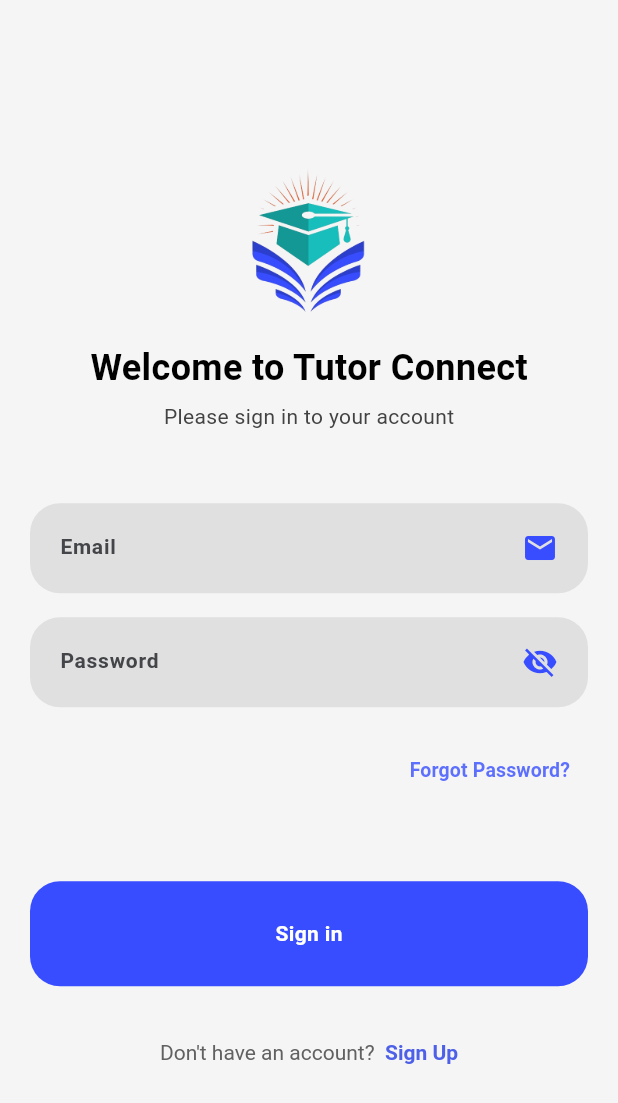
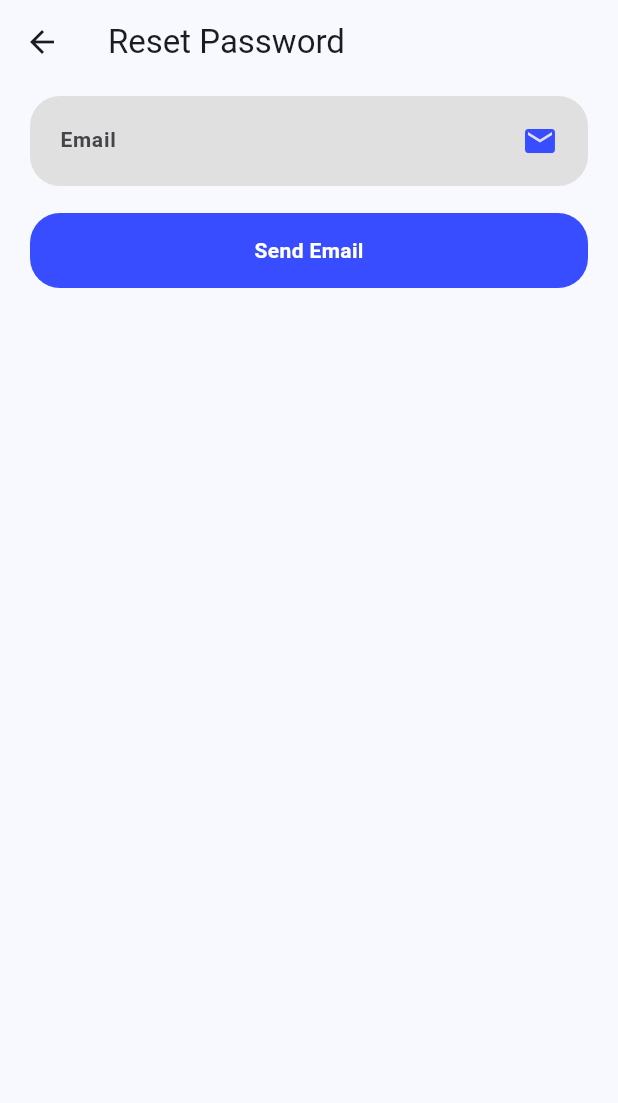
Before and after one commit to izhansamad/TutorConnectFYP, a Flutter app: the screen it shows after launch, after a tap on "Forgot Password?", on a phone screen of 412 x 824 dp. Shown: the top 1103 px of the screen. Run offline on Flutter 3.47's test engine with Material 3 defaults, Android fonts, the phone set to English and light mode, and no system bars; our stand-ins replace bottom_navy_bar, cloud_firestore, dots_indicator, file_picker, firebase_auth, firebase_core and 11 more; missing offline and left inert: flutter_cached_pdfview, flutter_stripe; accounts and stored records are empty.

Commit message:
forget password added | teacher availability set added

```diff
--- /dev/null
+++ b/lib/screens/ForgetPasswordScreen.dart
@@ -0,0 +1,210 @@
+import 'package:firebase_auth/firebase_auth.dart';
+import 'package:flutter/material.dart';
+
+import '../core/colors.dart';
+import '../core/text_style.dart';
+import '../widget/main_button.dart';
+
+class ForgetPasswordScreen extends StatefulWidget {
+  const ForgetPasswordScreen({Key? key}) : super(key: key);
+
+  @override
+  State<ForgetPasswordScreen> createState() => _ForgetPasswordScreenState();
+}
+
+class _ForgetPasswordScreenState extends State<ForgetPasswordScreen> {
+  TextEditingController emailController = TextEditingController();
+  TextEditingController otpController = TextEditingController();
+  TextEditingController newPasswordController = TextEditingController();
+  TextEditingController confirmPasswordController = TextEditingController();
+
+  String verificationId = '';
+
+  Future<void> sendEmail() async {
+    try {
+      await FirebaseAuth.instance.sendPasswordResetEmail(
+        email: emailController.text.trim(),
+      );
+      ScaffoldMessenger.of(context).showSnackBar(
+        SnackBar(
+          duration: Duration(seconds: 4),
+          content: Text(
+              "Password reset email sent successfully please reset using link"),
+        ),
+      );
+      Navigator.pop(context);
+    } catch (error) {
+      ScaffoldMessenger.of(context).showSnackBar(
+        SnackBar(
+          content: Text("Failed to send reset email: $error"),
+        ),
+      );
+    }
+  }
+
+  Future<void> resetPassword() async {
+    try {
+      await FirebaseAuth.instance.confirmPasswordReset(
+        code: otpController.text,
+        newPassword: newPasswordController.text,
+      );
+      ScaffoldMessenger.of(context).showSnackBar(
+        SnackBar(
+          content: Text("Password reset successful"),
+        ),
+      );
+    } catch (error) {
+      ScaffoldMessenger.of(context).showSnackBar(
+        SnackBar(
+          content: Text("Failed to reset password: $error"),
+        ),
+      );
+    }
+  }
+
+  @override
+  Widget build(BuildContext context) {
+    return Scaffold(
+      appBar: AppBar(
+        title: Text("Reset Password"),
+      ),
+      body: SingleChildScrollView(
+        child: Column(
+          children: [
+            Padding(
+              padding: const EdgeInsets.symmetric(
+                horizontal: 20.0,
+                vertical: 8.0,
+              ),
+              child: Container(
+                height: 60.0,
+                padding: EdgeInsets.only(left: 20.0, right: 20),
+                decoration: BoxDecoration(
+                  color: Colors.grey.shade300,
+                  borderRadius: BorderRadius.circular(20.0),
+                ),
+                child: Row(
+                  mainAxisAlignment: MainAxisAlignment.spaceBetween,
+                  children: [
+                    SizedBox(
+                      width: MediaQuery.of(context).size.width - 105,
+                      child: TextFormField(
+                        controller: emailController,
+                        textAlignVertical: TextAlignVertical.center,
+                        validator: null,
+                        decoration: InputDecoration(
+                          helperText: ' ',
+                          contentPadding: EdgeInsets.only(bottom: 3),
+                          border: InputBorder.none,
+                          hintText: "Email",
+                          hintStyle: hintStyle,
+                        ),
+                        style: TextStyle(
+                          fontSize: 15,
+                          fontWeight: FontWeight.w500,
+                        ),
+                      ),
+                    ),
+                    Icon(
+                      Icons.email,
+                      color: primaryColor,
+                    ),
+                  ],
+                ),
+              ),
+            ),
+            SizedBox(height: 10),
+            SizedBox(
+              height: 50,
+              child: MainButton(
+                onTap: () async {
+                  if (emailController.text.isNotEmpty) {
+                    await sendEmail();
+                  } else {
+                    ScaffoldMessenger.of(context).showSnackBar(
+                      SnackBar(
+                        content: Text("Email is required"),
+                      ),
+                    );
+                  }
+                },
+                text: 'Send Email',
+                btnColor: primaryColor,
+              ),
+            ),
+            // Padding(
+            //   padding: const EdgeInsets.symmetric(
+            //     horizontal: 20.0,
+            //     vertical: 8.0,
+            //   ),
+            //   child: TextFormField(
+            //     controller: otpController,
+            //     textAlignVertical: TextAlignVertical.center,
+            //     decoration: InputDecoration(
+            //       labelText: 'Enter OTP',
+            //       hintText: 'Enter the OTP received in your email',
+            //     ),
+            //   ),
+            // ),
+            // Padding(
+            //   padding: const EdgeInsets.symmetric(
+            //     horizontal: 20.0,
+            //     vertical: 8.0,
+            //   ),
+            //   child: TextFormField(
+            //     controller: newPasswordController,
+            //     obscureText: true,
+            //     textAlignVertical: TextAlignVertical.center,
+            //     decoration: InputDecoration(
+            //       labelText: 'New Password',
+            //       hintText: 'Enter your new password',
+            //     ),
+            //   ),
+            // ),
+            // Padding(
+            //   padding: const EdgeInsets.symmetric(
+            //     horizontal: 20.0,
+            //     vertical: 8.0,
+            //   ),
+            //   child: TextFormField(
+            //     controller: confirmPasswordController,
+            //     obscureText: true,
+            //     textAlignVertical: TextAlignVertical.center,
+            //     decoration: InputDecoration(
+            //       labelText: 'Confirm New Password',
+            //       hintText: 'Re-enter your new password',
+            //     ),
+            //   ),
+            // ),
+            // MainButton(
+            //   onTap: () async {
+            //     if (otpController.text.isNotEmpty &&
+            //         newPasswordController.text.isNotEmpty &&
+            //         confirmPasswordController.text.isNotEmpty) {
+            //       if (newPasswordController.text ==
+            //           confirmPasswordController.text) {
+            //         await resetPassword();
+            //       } else {
+            //         ScaffoldMessenger.of(context).showSnackBar(
+            //           SnackBar(
+            //             content: Text("Passwords do not match"),
+            //           ),
+            //         );
+            //       }
+            //     } else {
+            //       ScaffoldMessenger.of(context).showSnackBar(
+            //         SnackBar(
+            //           content: Text("All fields are required"),
+            //         ),
+            //       );
+            //     }
+            //   },
+            //   text: 'Reset Password',
+            //   btnColor: primaryColor,
+            // ),
+          ],
+        ),
+      ),
+    );
+  }
+}
--- a/lib/screens/LoginScreen.dart
+++ b/lib/screens/LoginScreen.dart
@@ -2,6 +2,7 @@ import 'package:cloud_firestore/cloud_firestore.dart';
 import 'package:firebase_auth/firebase_auth.dart';
 import 'package:firebase_messaging/firebase_messaging.dart';
 import 'package:flutter/material.dart';
+import 'package:tutor_connect_app/screens/ForgetPasswordScreen.dart';
 import 'package:tutor_connect_app/screens/SignUpScreen.dart';
 import 'package:tutor_connect_app/screens/teacher/TeacherHome.dart';
 import 'package:tutor_connect_app/utils/PrefsManager.dart';
@@ -161,7 +162,13 @@ class _LoginScreenState extends State<LoginScreen> {
                       child: Padding(
                         padding: EdgeInsets.only(right: 20.0),
                         child: TextButton(
-                          onPressed: () {},
+                          onPressed: () {
+                            Navigator.push(
+                                context,
+                                MaterialPageRoute(
+                                    builder: (builder) =>
+                                        ForgetPasswordScreen()));
+                          },
                           child: Text(
                             'Forgot Password?',
                             style: TextStyle(
```
Also changed, not shown: lib/screens/teacher/TeacherHomeScreen.dart (+55 -5 lines), lib/utils/Teacher.dart (+10 -3 lines), lib/widget/AvailabilityDialog.dart (added, +109 -0 lines).
